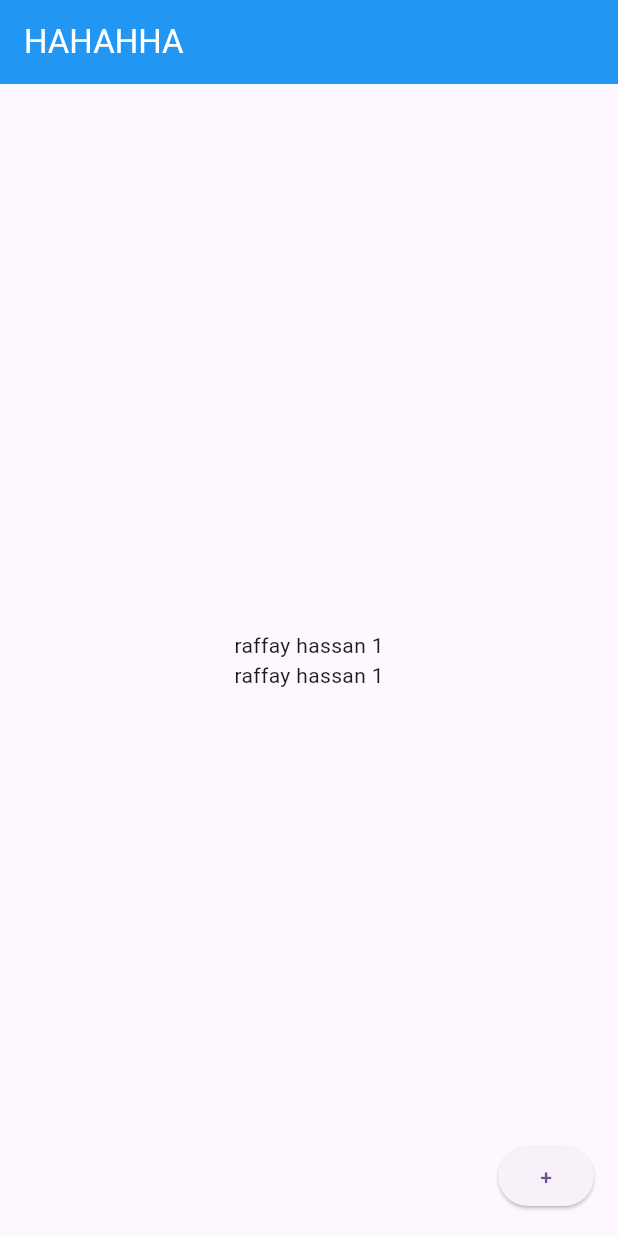
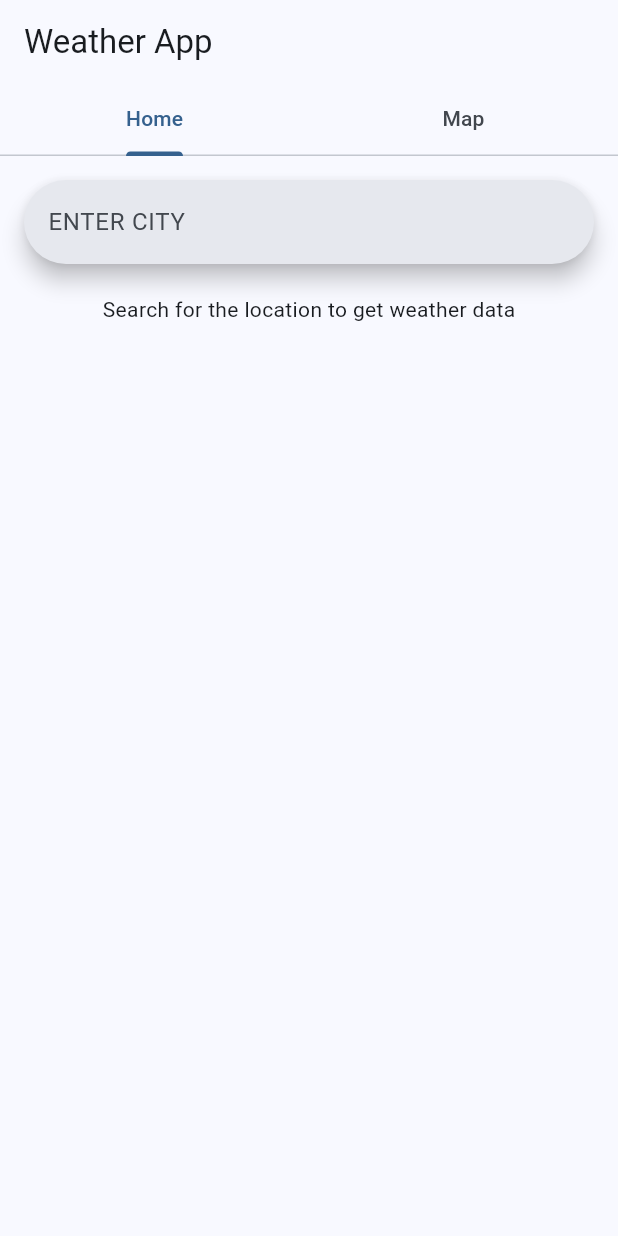
Before and after one commit to raffaji/flutterapp, a Flutter app: the screen it shows after launch, on a phone screen of 412 x 824 dp. Run offline on Flutter 3.47's test engine with Material 3 defaults, Android fonts, the phone set to English and light mode, and no system bars; our stand-ins replace flutter_map, latlong2.

Commit message:
weather app

```diff
--- /dev/null
+++ b/lib/api.dart
@@ -0,0 +1,24 @@
+import 'dart:convert';
+import 'package:test_1/constants.dart';
+import 'package:test_1/weathermodel.dart';
+
+import 'package:http/http.dart' as http;
+
+
+     class WeatherApi {
+  final String baseUrl = "http://api.weatherapi.com/v1/current.json";
+
+  Future<ApiResponse> getCurrentWeather(String location) async {
+    String apiUrl="$baseUrl?key=$apikey&q=$location";
+    try {
+      final response = await http.get(Uri.parse(apiUrl));
+      if (response.statusCode == 200) {
+        return ApiResponse.fromJson(jsonDecode(response.body));
+      } else {
+        throw Exception("Failed to load weather");
+      }
+    } catch (e) {
+      throw Exception("Failed to load weather");
+    }
+  }
+}
--- /dev/null
+++ b/lib/constants.dart
@@ -0,0 +1 @@
+String apikey = "5341927094414c6aad1104959243009 ";
--- /dev/null
+++ b/lib/homepage.dart
@@ -0,0 +1,193 @@
+import 'package:flutter/material.dart';
+import 'package:test_1/api.dart';
+import 'package:test_1/weathermodel.dart';
+
+class HomePage extends StatefulWidget {
+  const HomePage({super.key});
+
+  @override
+  State<HomePage> createState() => _HomePageState();
+}
+
+class _HomePageState extends State<HomePage> {
+  ApiResponse? response;
+  bool inProgress = false;
+  String message = "Search for the location to get weather data";
+
+  @override
+  Widget build(BuildContext context) {
+    return SafeArea(
+        child: Scaffold(
+      body: Container(
+        padding: const EdgeInsets.all(16),
+        child: Column(
+          children: [
+            _buildSearchWidget(),
+            const SizedBox(height: 20),
+            if (inProgress)
+              CircularProgressIndicator()
+            else
+              Expanded(
+                  child: SingleChildScrollView(child: _buildWeatherWidget())),
+          ],
+        ),
+      ),
+    ));
+  }
+
+  Widget _buildSearchWidget() {
+    return SearchBar(
+      hintText: "ENTER CITY",
+      onSubmitted: (value) {
+        _getWeatherData(value);
+      },
+    );
+  }
+
+  Widget _buildWeatherWidget() {
+    if (response == null) {
+      return Text(message);
+    } else {
+      return Column(
+        crossAxisAlignment: CrossAxisAlignment.start,
+        children: [
+          Row(
+            crossAxisAlignment: CrossAxisAlignment.end,
+            children: [
+              const Icon(
+                Icons.location_on,
+                size: 50,
+              ),
+              Text(
+                response?.location?.name ?? "",
+                style: const TextStyle(
+                  fontSize: 40,
+                  fontWeight: FontWeight.w300,
+                ),
+              ),
+              Text(
+                response?.location?.country ?? "",
+                style: const TextStyle(
+                  fontSize: 20,
+                  fontWeight: FontWeight.w300,
+                ),
+              )
+            ],
+          ),
+          const SizedBox(height: 10),
+          Row(
+            crossAxisAlignment: CrossAxisAlignment.end,
+            children: [
+              Padding(
+                padding: const EdgeInsets.all(8.0),
+                child: Text(
+                  (response?.current?.tempC.toString() ?? "") + " °c",
+                  style: const TextStyle(
+                    fontSize: 60,
+                    fontWeight: FontWeight.bold,
+                  ),
+                ),
+              ),
+              Text(
+                (response?.current?.condition?.text.toString() ?? ""),
+                style: const TextStyle(
+                  fontSize: 20,
+                  fontWeight: FontWeight.w500,
+                ),
+              ),
+            ],
+          ),
+          Center(
+            child: SizedBox(
+              height: 200,
+              child: Image.network(
+                "https:${response?.current?.condition?.icon}"
+                    .replaceAll("64x64", "128x128"),
+                scale: 0.7,
+              ),
+            ),
+          ),
+          Card(
+            elevation: 4,
+            color: Colors.white,
+            child: Column(
+              children: [
+                Row(
+                  mainAxisAlignment: MainAxisAlignment.spaceAround,
+                  children: [
+                    _dataAndTitleWidget("Humidity",
+                        response?.current?.humidity?.toString() ?? ""),
+                    _dataAndTitleWidget("Wind Speed",
+                        "${response?.current?.windKph?.toString() ?? ""} km/h")
+                  ],
+                ),
+                Row(
+                  mainAxisAlignment: MainAxisAlignment.spaceAround,
+                  children: [
+                    _dataAndTitleWidget(
+                        "UV", response?.current?.uv?.toString() ?? ""),
+                    _dataAndTitleWidget("Percipitation",
+                        "${response?.current?.precipMm?.toString() ?? ""} mm")
+                  ],
+                ),
+                Row(
+                  mainAxisAlignment: MainAxisAlignment.spaceAround,
+                  children: [
+                    _dataAndTitleWidget("Local Time",
+                        response?.location?.localtime?.split(" ").last ?? ""),
+                    _dataAndTitleWidget("Local Date",
+                        response?.location?.localtime?.split(" ").first ?? ""),
+                  ],
+                )
+              ],
+            ),
+          )
+        ],
+      );
+    }
+  }
+
+  Widget _dataAndTitleWidget(String title, String data) {
+    return Padding(
+      padding: const EdgeInsets.all(18.0),
+      child: Column(
+        children: [
+          Text(
+            data,
+            style: const TextStyle(
+              fontSize: 27,
+              color: Color.fromARGB(221, 0, 0, 0),
+              fontWeight: FontWeight.w600,
+            ),
+          ),
+          Text(
+            title,
+            style: const TextStyle(
+              color: Colors.black87,
+              fontWeight: FontWeight.bold,
+            ),
+          ),
+        ],
+      ),
+    );
+  }
+
+  _getWeatherData(String location) async {
+    setState(() {
+      inProgress = true;
+    });
+
+    try {
+      response = await WeatherApi().getCurrentWeather(location);
+    } catch (e) {
+      setState(() {
+        message = "Failed to get weather ";
+        response = null;
+      });
+    } finally {
+      setState(() {
+        inProgress = false;
+      });
+    }
+  }
+}
--- a/lib/main.dart
+++ b/lib/main.dart
@@ -1,90 +1,49 @@
+
+
 import 'package:flutter/material.dart';
+import 'package:test_1/map_screen.dart';
 
-void main() {
-  runApp(const MyApp());
-}
+import 'homepage.dart';
+
+
+ void main() => runApp(MyApp());
 
 class MyApp extends StatelessWidget {
-  const MyApp({super.key});
-
-  // This widget is the root of your application.
   @override
   Widget build(BuildContext context) {
-    return MaterialApp(
+    return  MaterialApp(
       title: 'Flutter Demo',
-      theme: ThemeData(
-        colorScheme: ColorScheme.fromSeed(seedColor: Colors.deepPurple),
-        useMaterial3: true,
+      debugShowCheckedModeBanner: false,
+      theme:  ThemeData(
+       colorScheme: ColorScheme.fromSeed(seedColor:const Color.fromARGB(255, 59, 163, 255)),
+       useMaterial3: true,
       ),
-      home: const MyOneWidgetStateful(),
+      home:DefaultTabController(
+        length: 2, // Number of tabs
+      child: Home(),
+      ),
     );
   }
-}
-
-class MyOneWidgetStateless extends StatelessWidget {
-  const MyOneWidgetStateless({super.key});
-
+  }
+class Home extends StatelessWidget {
   @override
   Widget build(BuildContext context) {
-    int a = 0;
-    a++;
     return Scaffold(
       appBar: AppBar(
-        title: const Text('HAHAHHA'),
-        backgroundColor: Colors.blue,
-        foregroundColor: Colors.white,
+        title: Text('Weather App'),
+        bottom: TabBar(
+          tabs: [
+            Tab(text: 'Home'),
+            Tab(text: 'Map'),
+          ],
+        ),
       ),
-      body: Center(
-        child: Text('raffay hassan $a'),
-      ),
-      floatingActionButton: ElevatedButton(
-        onPressed: () {
-          a++;
-          print('value $a');
-        },
-        child: const Text('+'),
+      body: TabBarView(
+        children: [
+          HomePage(), // Your existing HomePage
+          MapScreen(), // Your existing MapScreen
+        ],
       ),
     );
   }
 }
-
-class MyOneWidgetStateful extends StatefulWidget {
-  const MyOneWidgetStateful({super.key});
-
-  @override
-  State<MyOneWidgetStateful> createState() => _MyOneWidgetStatefulState();
-}
-
-class _MyOneWidgetStatefulState extends State<MyOneWidgetStateful> {
-  int a = 0;
-  @override
-  Widget build(BuildContext context) {
-    a++;
-    return Scaffold(
-      appBar: AppBar(
-        title: const Text('HAHAHHA'),
-        backgroundColor: Colors.blue,
-        foregroundColor: Colors.white,
-      ),
-      body: Center(
-        child: Column(
-          mainAxisAlignment: MainAxisAlignment.center,
-          children: [
-            Text('raffay hassan $a'),
-            Text('raffay hassan $a'),
-          ],
-        ),
-      ),
-      floatingActionButton: ElevatedButton(
-        onPressed: () {
-          setState(() {
-            a++;
-          });
-
-          print('value $a');
-        },
-        child: const Text('+'),
-      ),
-    );
-  }
-}
--- /dev/null
+++ b/lib/map_screen.dart
@@ -0,0 +1,70 @@
+import 'package:flutter/material.dart';
+import 'package:flutter_map/flutter_map.dart';  // Correct package import
+import 'package:latlong2/latlong.dart';        // Correct coordinates import
+import 'constants.dart';
+import 'package:http/http.dart' as http;
+import 'dart:convert';
+
+class MapScreen extends StatefulWidget {
+  @override
+  _MapScreenState createState() => _MapScreenState();
+}
+
+class _MapScreenState extends State<MapScreen> {
+  // This method will be called when a marker is tapped
+  Future<void> fetchWeather(LatLng location) async {
+    final response = await http.get(
+      Uri.parse(
+        'https://api.openweathermap.org/data/2.5/weather?lat=${location.latitude}&lon=${location.longitude}&appid=$apikey&units=metric',
+      ),
+    );
+
+    if (response.statusCode == 200) {
+      // Parse the weather data
+      final weatherData = response.body; // You might want to decode this
+      showDialog(
+        context: context,
+        builder: (context) {
+          return AlertDialog(
+            title: Text('Weather Info'),
+            content: Text(weatherData), // Display raw data for now
+            actions: [
+              TextButton(
+                onPressed: () => Navigator.of(context).pop(),
+                child: Text('Close'),
+              ),
+            ],
+          );
+        },
+      );
+    } else {
+      // Handle the error
+      print('Failed to load weather data');
+    }
+  }
+
+  @override
+  Widget build(BuildContext context) {
+    return Scaffold(
+      appBar: AppBar(
+        title: Text('Weather Map'),
+      ),
+      body: FlutterMap(
+        options: MapOptions(
+          center: LatLng(51.5, -0.09), // Default map center
+          zoom: 10.0,                  // Initial zoom level
+          onTap: (tapPosition, point) {
+            // Call fetchWeather when tapping on the map
+            fetchWeather(point);
+          },
+        ),
+        children: [
+          TileLayer(
+            urlTemplate: "https://{s}.tile.openstreetmap.org/{z}/{x}/{y}.png",
+            subdomains: ['a', 'b', 'c'], // For different tile servers
+          ),
+        ],
+      ),
+    );
+  }
+}
--- /dev/null
+++ b/lib/weathermodel.dart
@@ -0,0 +1,114 @@
+class ApiResponse {
+  Location? location;
+  Current? current;
+
+  ApiResponse({this.location, this.current});
+
+  ApiResponse.fromJson(Map<String, dynamic> json) {
+    location = json['location'] != null
+        ? new Location.fromJson(json['location'])
+        : null;
+    current =
+        json['current'] != null ? new Current.fromJson(json['current']) : null;
+  }
+
+  Map<String, dynamic> toJson() {
+    final Map<String, dynamic> data = new Map<String, dynamic>();
+    if (this.location != null) {
+      data['location'] = this.location!.toJson();
+    }
+    if (this.current != null) {
+      data['current'] = this.current!.toJson();
+    }
+    return data;
+  }
+}
+
+class Location {
+  String? name;
+  String? country;
+  String? localtime;
+
+  Location({this.name, this.country, this.localtime});
+
+  Location.fromJson(Map<String, dynamic> json) {
+    name = json['name'];
+    country = json['country'];
+    localtime = json['localtime'];
+  }
+
+  Map<String, dynamic> toJson() {
+    final Map<String, dynamic> data = new Map<String, dynamic>();
+    data['name'] = this.name;
+    data['country'] = this.country;
+    data['localtime'] = this.localtime;
+    return data;
+  }
+}
+
+class Current {
+  double? tempC;
+  int? isDay;
+  Condition? condition;
+  double? windKph;
+  double? precipMm;
+  int? humidity;
+  double? uv;
+
+  Current(
+      {this.tempC,
+      this.isDay,
+      this.condition,
+      this.windKph,
+      this.precipMm,
+      this.humidity,
+      this.uv});
+
+  Current.fromJson(Map<String, dynamic> json) {
+    tempC = json['temp_c'];
+    isDay = json['is_day'];
+    condition = json['condition'] != null
+        ? new Condition.fromJson(json['condition'])
+        : null;
+    windKph = json['wind_kph'];
+    precipMm = json['precip_mm'];
+    humidity = json['humidity'];
+    uv = json['uv'];
+  }
+
+  Map<String, dynamic> toJson() {
+    final Map<String, dynamic> data = new Map<String, dynamic>();
+    data['temp_c'] = this.tempC;
+    data['is_day'] = this.isDay;
+    if (this.condition != null) {
+      data['condition'] = this.condition!.toJson();
+    }
+    data['wind_kph'] = this.windKph;
+    data['precip_mm'] = this.precipMm;
+    data['humidity'] = this.humidity;
+    data['uv'] = this.uv;
+    return data;
+  }
+}
+
+class Condition {
+  String? text;
+  String? icon;
+  int? code;
+
+  Condition({this.text, this.icon, this.code});
+
+  Condition.fromJson(Map<String, dynamic> json) {
+    text = json['text'];
+    icon = json['icon'];
+    code = json['code'];
+  }
+
+  Map<String, dynamic> toJson() {
+    final Map<String, dynamic> data = new Map<String, dynamic>();
+    data['text'] = this.text;
+    data['icon'] = this.icon;
+    data['code'] = this.code;
+    return data;
+  }
+}
```
Also changed, not shown: pubspec.yaml (+11 -4 lines), images/lake copy.jpg (added), pubspec.lock, 7 other files.
